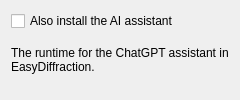
This is tools/installer/AssistantForm.ui in enhantica/edi as Qt 5 draws it before an edit. The edited form follows.
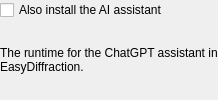
This is the edited form.

Commit message: Align the assistant box and give the disk image a clean icon

Diff of the .ui file:
```diff
--- a/tools/installer/AssistantForm.ui
+++ b/tools/installer/AssistantForm.ui
@@ -7,7 +7,26 @@
   <property name="windowTitle">
    <string>AI assistant</string>
   </property>
+  <!-- Takes the page's spare height, so the box sits right under the folder field instead of lower down. -->
+  <property name="sizePolicy">
+   <sizepolicy hsizetype="Preferred" vsizetype="Expanding">
+    <horstretch>0</horstretch>
+    <verstretch>1</verstretch>
+   </sizepolicy>
+  </property>
   <layout class="QVBoxLayout" name="AssistantLayout">
+   <property name="leftMargin">
+    <number>0</number>
+   </property>
+   <property name="topMargin">
+    <number>0</number>
+   </property>
+   <property name="rightMargin">
+    <number>0</number>
+   </property>
+   <property name="bottomMargin">
+    <number>0</number>
+   </property>
    <item>
     <widget class="QCheckBox" name="AssistantCheckBox">
      <property name="text">
```
The commit also changes 2 other files.
